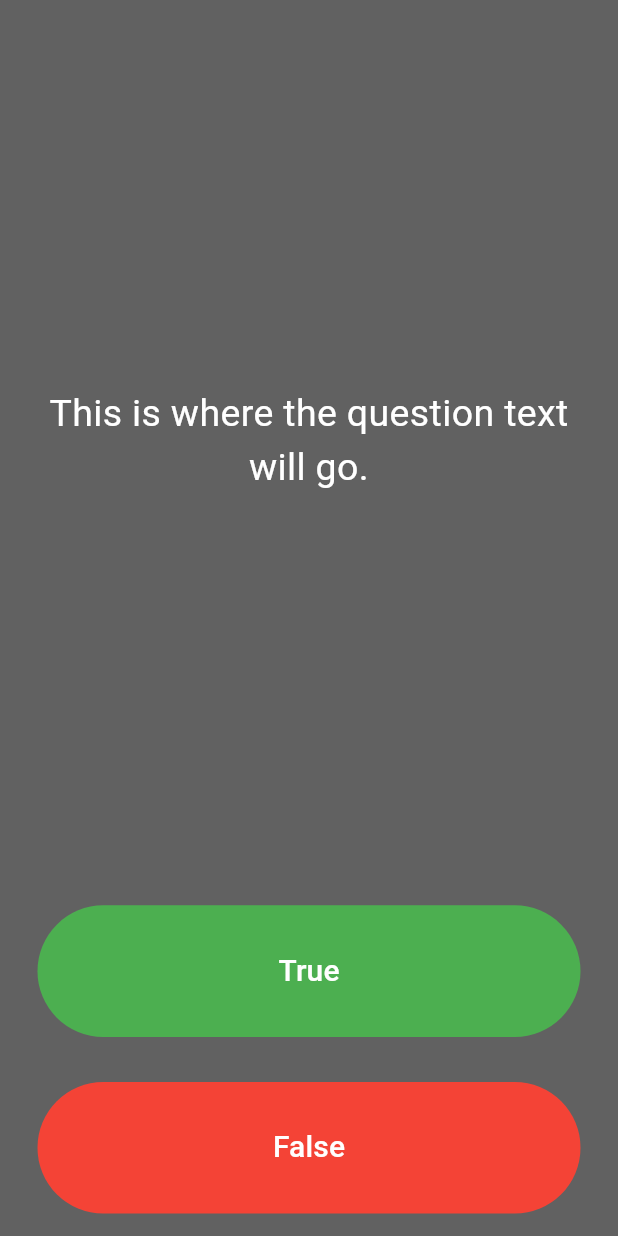
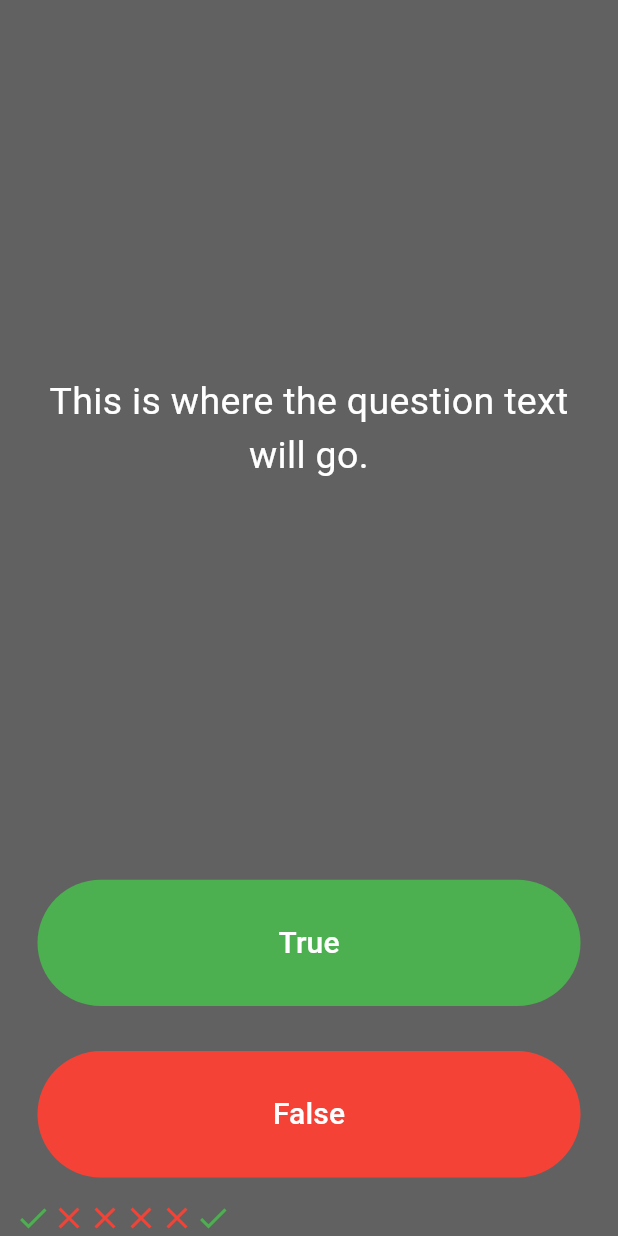
Before and after one commit to mr-schway/quizzler, a Flutter app: the screen it shows after launch, after a tap on "True", on a phone screen of 412 x 824 dp. Run offline on Flutter 3.47's test engine with Material 3 defaults, Android fonts, the phone set to English and light mode, and no system bars.

Commit message:
Build scoreKeeper

```diff
--- a/lib/main.dart
+++ b/lib/main.dart
@@ -31,6 +31,29 @@ class QuizPage extends StatefulWidget {
 }
 
 class _QuizPageState extends State<QuizPage> {
+  List<Icon> scoreKeeper = [
+    const Icon(
+      Icons.check,
+      color: Colors.green,
+    ),
+    const Icon(
+      Icons.close,
+      color: Colors.red,
+    ),
+    const Icon(
+      Icons.close,
+      color: Colors.red,
+    ),
+    const Icon(
+      Icons.close,
+      color: Colors.red,
+    ),
+    const Icon(
+      Icons.close,
+      color: Colors.red,
+    ),
+  ];
+
   @override
   Widget build(BuildContext context) {
     return Column(
@@ -69,6 +92,14 @@ class _QuizPageState extends State<QuizPage> {
               ),
               onPressed: () {
                 //The user picked true.
+                setState(() {
+                  scoreKeeper.add(
+                    const Icon(
+                      Icons.check,
+                      color: Colors.green,
+                    ),
+                  );
+                });
               },
             ),
           ),
@@ -93,7 +124,9 @@ class _QuizPageState extends State<QuizPage> {
             ),
           ),
         ),
-        //TODO: Add a Row here as your score keeper
+        Row(
+          children: scoreKeeper,
+        )
       ],
     );
   }
```
